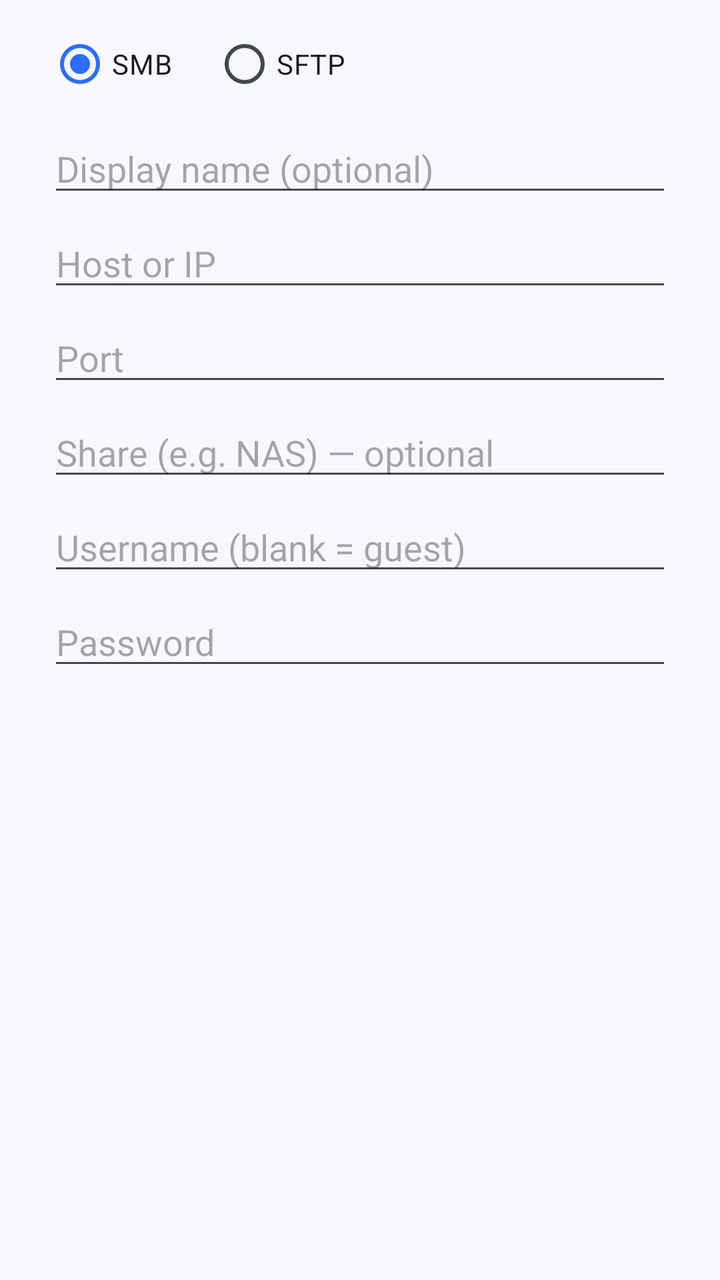
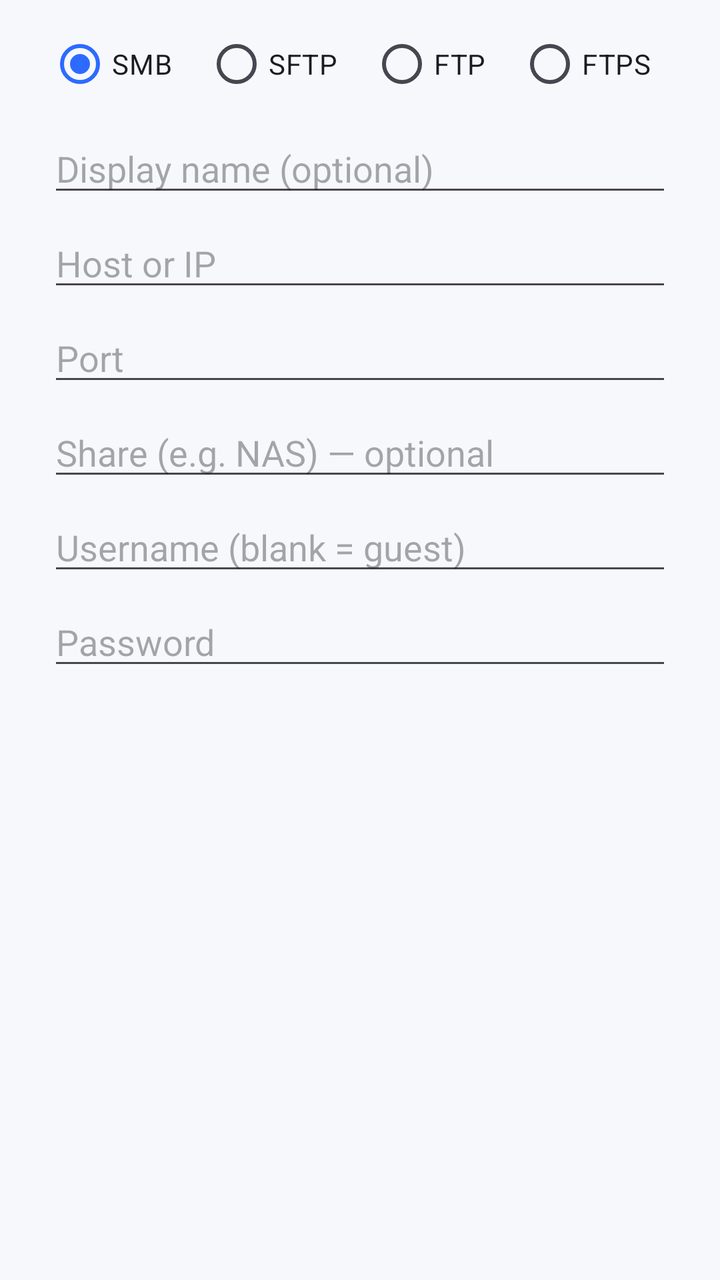

Two renders of the same Android screen: before a commit and after it. Below are the layout's source before the change and the commit's diff.
<!-- AndroidManifest.xml: application theme Theme.Sift -->
<!-- res/layout/dialog_connection.xml -->
<?xml version="1.0" encoding="utf-8"?>
<ScrollView xmlns:android="http://schemas.android.com/apk/res/android"
    android:layout_width="match_parent"
    android:layout_height="wrap_content"
    android:paddingStart="24dp"
    android:paddingEnd="24dp"
    android:paddingTop="8dp">

    <LinearLayout
        android:layout_width="match_parent"
        android:layout_height="wrap_content"
        android:orientation="vertical">

        <RadioGroup
            android:id="@+id/rgType"
            android:layout_width="wrap_content"
            android:layout_height="wrap_content"
            android:orientation="horizontal">
            <RadioButton android:id="@+id/rbSmb" android:layout_width="wrap_content"
                android:layout_height="wrap_content" android:text="SMB" android:checked="true"/>
            <RadioButton android:id="@+id/rbSftp" android:layout_width="wrap_content"
                android:layout_height="wrap_content" android:layout_marginStart="20dp" android:text="SFTP"/>
        </RadioGroup>

        <EditText android:id="@+id/etName" android:layout_width="match_parent"
            android:layout_height="wrap_content" android:hint="Display name (optional)"
            android:inputType="text" android:layout_marginTop="6dp"/>

        <EditText android:id="@+id/etHost" android:layout_width="match_parent"
            android:layout_height="wrap_content" android:hint="Host or IP"
            android:inputType="textUri" android:layout_marginTop="6dp"/>

        <EditText android:id="@+id/etPort" android:layout_width="match_parent"
            android:layout_height="wrap_content" android:hint="Port"
            android:inputType="number" android:layout_marginTop="6dp"/>

        <LinearLayout android:id="@+id/rowShare" android:layout_width="match_parent"
            android:layout_height="wrap_content" android:orientation="vertical">
            <EditText android:id="@+id/etShare" android:layout_width="match_parent"
                android:layout_height="wrap_content" android:hint="Share (e.g. NAS) — optional"
                android:inputType="text" android:layout_marginTop="6dp"/>
        </LinearLayout>

        <LinearLayout android:id="@+id/rowPath" android:layout_width="match_parent"
            android:layout_height="wrap_content" android:orientation="vertical" android:visibility="gone">
            <EditText android:id="@+id/etPath" android:layout_width="match_parent"
                android:layout_height="wrap_content" android:hint="Start path (e.g. /home/user) — optional"
                android:inputType="textUri" android:layout_marginTop="6dp"/>
        </LinearLayout>

        <EditText android:id="@+id/etUser" android:layout_width="match_parent"
            android:layout_height="wrap_content" android:hint="Username (blank = guest)"
            android:inputType="text" android:layout_marginTop="6dp"/>

        <EditText android:id="@+id/etPass" android:layout_width="match_parent"
            android:layout_height="wrap_content" android:hint="Password"
            android:inputType="textPassword" android:layout_marginTop="6dp"/>
    </LinearLayout>
</ScrollView>
<!-- resources referenced by this layout -->
<resources>
  <style name="Theme.Sift" parent="Theme.Material3.DayNight.NoActionBar">
          <item name="colorPrimary">@color/primary</item>
          <item name="colorOnPrimary">@color/on_primary</item>
          <item name="colorPrimaryContainer">@color/primary_container</item>
          <item name="colorOnPrimaryContainer">@color/on_primary_container</item>
          <item name="colorSecondary">@color/secondary</item>
          <item name="android:colorBackground">@color/background</item>
          <item name="colorSurface">@color/surface</item>
          <item name="colorSurfaceVariant">@color/surface_variant</item>
          <item name="colorSurfaceContainer">@color/surface_container</item>
          <item name="colorOnSurface">@color/on_surface</item>
          <item name="colorOnSurfaceVariant">@color/on_surface_variant</item>
          <item name="colorOutline">@color/outline</item>
  
          <item name="android:statusBarColor">@android:color/transparent</item>
          <item name="android:navigationBarColor">@android:color/transparent</item>
          <item name="android:windowBackground">@color/background</item>
      </style>
  <color name="primary">#2D6BFF</color>
  <color name="on_primary">#FFFFFF</color>
  <color name="primary_container">#DBE4FF</color>
  <color name="on_primary_container">#001A41</color>
  <color name="secondary">#565E71</color>
  <color name="background">#F6F8FC</color>
  <color name="surface">#FFFFFF</color>
  <color name="surface_variant">#E6E9F0</color>
  <color name="surface_container">#EEF1F7</color>
  <color name="on_surface">#1A1B20</color>
  <color name="on_surface_variant">#44474F</color>
  <color name="outline">#C4C6D0</color>
</resources>

<!-- the commit's change to res/layout/dialog_connection.xml (unified diff, before → after) -->
@@ -11,16 +11,25 @@
         android:layout_height="wrap_content"
         android:orientation="vertical">
 
-        <RadioGroup
-            android:id="@+id/rgType"
-            android:layout_width="wrap_content"
+        <HorizontalScrollView
+            android:layout_width="match_parent"
             android:layout_height="wrap_content"
-            android:orientation="horizontal">
-            <RadioButton android:id="@+id/rbSmb" android:layout_width="wrap_content"
-                android:layout_height="wrap_content" android:text="SMB" android:checked="true"/>
-            <RadioButton android:id="@+id/rbSftp" android:layout_width="wrap_content"
-                android:layout_height="wrap_content" android:layout_marginStart="20dp" android:text="SFTP"/>
-        </RadioGroup>
+            android:scrollbars="none">
+            <RadioGroup
+                android:id="@+id/rgType"
+                android:layout_width="wrap_content"
+                android:layout_height="wrap_content"
+                android:orientation="horizontal">
+                <RadioButton android:id="@+id/rbSmb" android:layout_width="wrap_content"
+                    android:layout_height="wrap_content" android:text="SMB" android:checked="true"/>
+                <RadioButton android:id="@+id/rbSftp" android:layout_width="wrap_content"
+                    android:layout_height="wrap_content" android:layout_marginStart="16dp" android:text="SFTP"/>
+                <RadioButton android:id="@+id/rbFtp" android:layout_width="wrap_content"
+                    android:layout_height="wrap_content" android:layout_marginStart="16dp" android:text="FTP"/>
+                <RadioButton android:id="@+id/rbFtps" android:layout_width="wrap_content"
+                    android:layout_height="wrap_content" android:layout_marginStart="16dp" android:text="FTPS"/>
+            </RadioGroup>
+        </HorizontalScrollView>
 
         <EditText android:id="@+id/etName" android:layout_width="match_parent"
             android:layout_height="wrap_content" android:hint="Display name (optional)"
